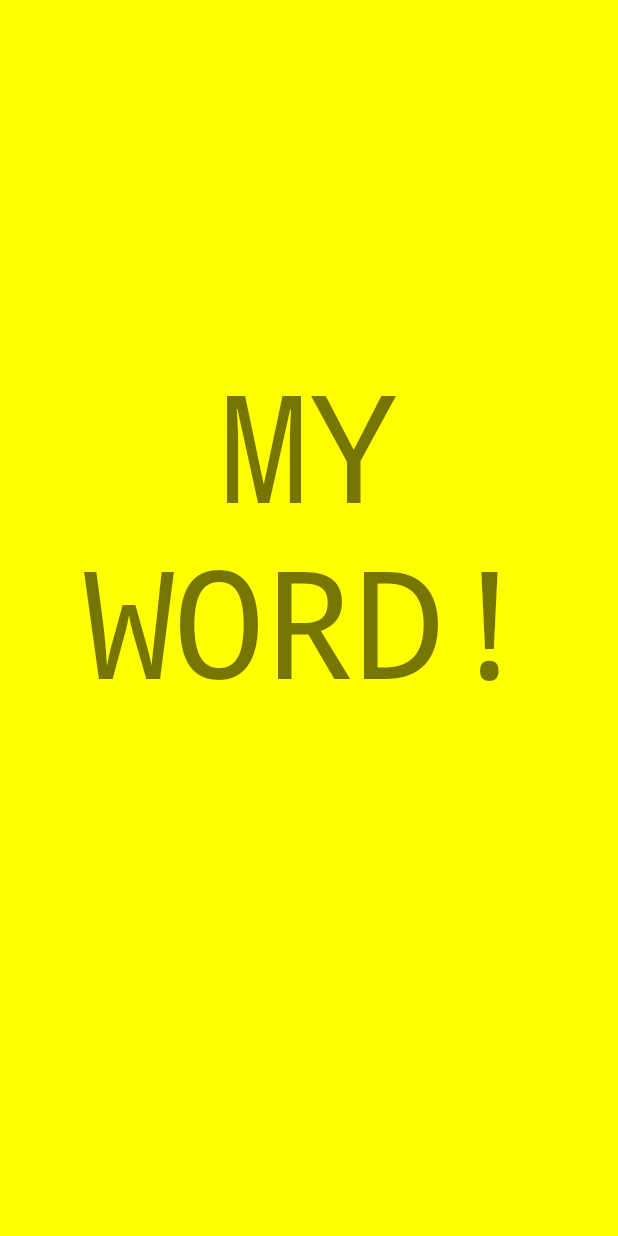
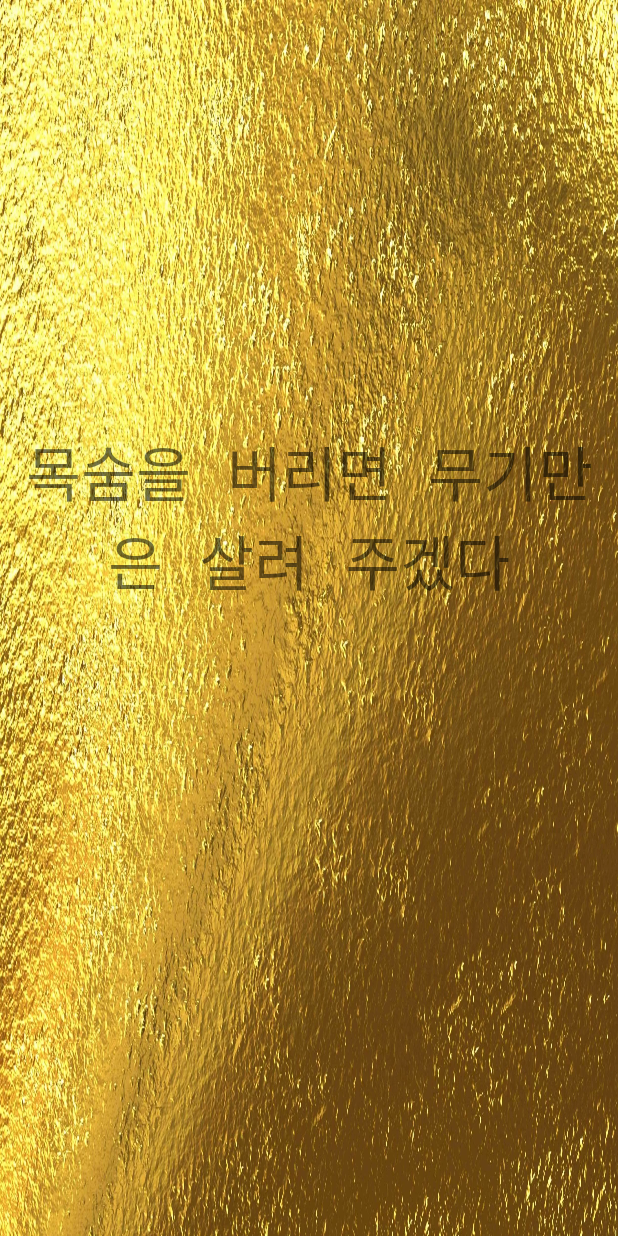
Before and after one commit to Samdasoo1076/android1, an Android app built with Jetpack Compose: the screen it shows after launch (MainActivity), on a phone screen of 412 x 824 dp. Run offline under Robolectric (Android 15) with nearby library versions, the phone set to English and light mode, and no system bars.

```diff
--- a/myword/src/main/java/com/example/myword/MainActivity.kt
+++ b/myword/src/main/java/com/example/myword/MainActivity.kt
@@ -3,15 +3,6 @@ package com.example.myword
 import android.os.Bundle
 import android.widget.TextView
 import androidx.activity.ComponentActivity
-import androidx.activity.compose.setContent
-import androidx.compose.foundation.layout.fillMaxSize
-import androidx.compose.material3.MaterialTheme
-import androidx.compose.material3.Surface
-import androidx.compose.material3.Text
-import androidx.compose.runtime.Composable
-import androidx.compose.ui.Modifier
-import androidx.compose.ui.tooling.preview.Preview
-import com.example.myword.ui.theme.AndKotTheme
 
 class MainActivity : ComponentActivity() {
     override fun onCreate(savedInstanceState: Bundle?) {
@@ -22,9 +13,8 @@ class MainActivity : ComponentActivity() {
         textView.text = getWord()
     }
 
-
     private fun getWord(): String {
-            val list = listOf (
+        val list = listOf(
             "나까지 나설 필요는 없다",
             "헌신하면 헌신짝 된다",
             "참고 참고 또 참으면 참나무가 된다",
@@ -35,7 +25,6 @@ class MainActivity : ComponentActivity() {
             "목숨을 버리면 무기만은 살려 주겠다",
             "가는 말이 고우면 사람을 얕본다",
         )
-
-        return "MY WORD!"
+        return list.random()
     }
 }
--- a/myword/src/main/res/layout/activity_main.xml
+++ b/myword/src/main/res/layout/activity_main.xml
@@ -3,7 +3,7 @@
     android:orientation="vertical"
     android:layout_width="match_parent"
     android:layout_height="match_parent"
-    android:background="#ff0"
+    android:background="@drawable/gold"
     >
 
     <TextView
@@ -11,10 +11,11 @@
         android:layout_width="match_parent"
         android:layout_height="wrap_content"
         android:text="My Word"
-        android:textSize="100dp"
+        android:textSize="40dp"
         android:gravity="center"
         android:layout_weight="20"
         android:fontFamily="monospace"
+        android:padding="15dp"
         />
     <View
         android:layout_width="match_parent"
```
Also changed, not shown: myword/src/main/res/drawable/gold.jpg (added). Lines whose indentation alone changed are shown as unchanged.
